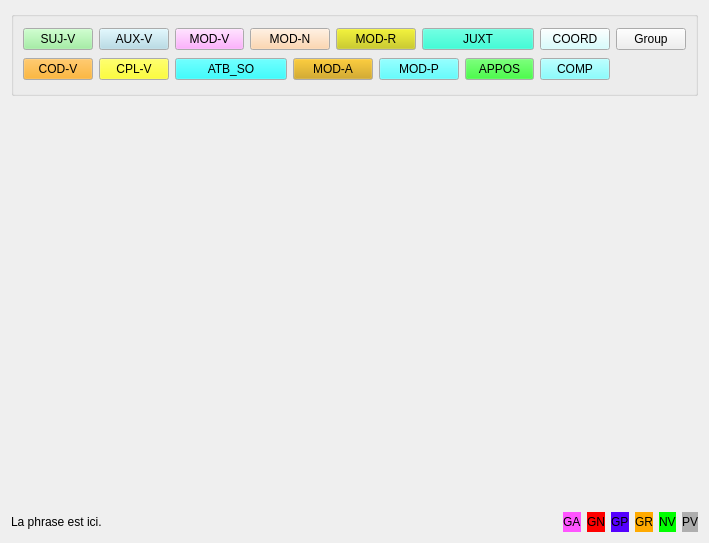
First picture: the form in src/syanotmainwindow.ui, repository kleag/syanot, before the edit.
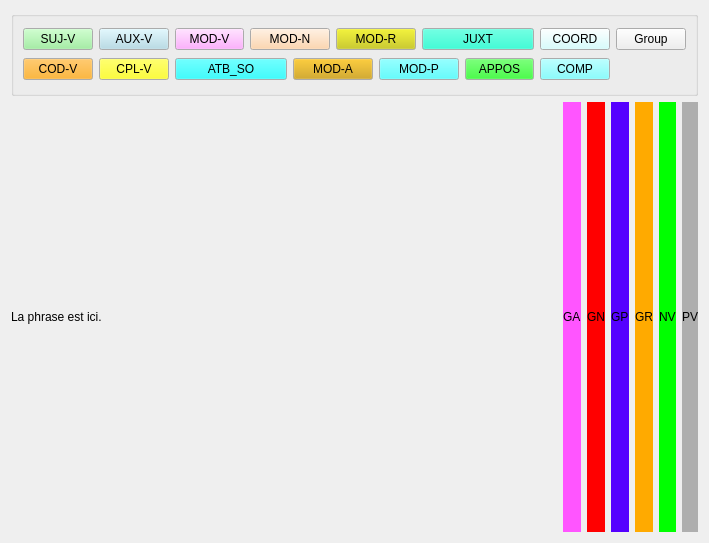
Second picture: the form after the edit. Custom widgets are drawn as their Qt base class.

Commit message: USe a splitter between the two graphs

Diff of the .ui file:
```diff
--- a/src/syanotmainwindow.ui
+++ b/src/syanotmainwindow.ui
@@ -670,19 +670,6 @@
        </layout>
       </widget>
      </item>
-     <item>
-      <spacer>
-       <property name="orientation">
-        <enum>Qt::Vertical</enum>
-       </property>
-       <property name="sizeHint" stdset="0">
-        <size>
-         <width>20</width>
-         <height>417</height>
-        </size>
-       </property>
-      </spacer>
-     </item>
      <item>
       <layout class="QHBoxLayout" name="horizontalLayout">
        <item>
```
The commit also changes 2 other files.
